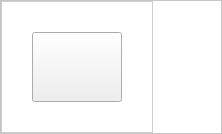
wangzz-520/PT, file menuitem.ui: the form before one commit.
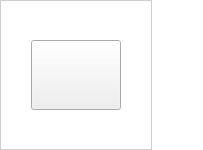
The form after the commit.

Diff of the .ui file:
```diff
--- a/menuitem.ui
+++ b/menuitem.ui
@@ -6,8 +6,8 @@
    <rect>
     <x>0</x>
     <y>0</y>
-    <width>222</width>
-    <height>134</height>
+    <width>203</width>
+    <height>150</height>
    </rect>
   </property>
   <property name="windowTitle">
@@ -19,13 +19,13 @@
 	border: 1px solid #CECECE;
 }
 
-QFrame#frameMenu
+QWidget#frameMenu
 {
 	background: rgb(255,255,255);
 }
 </string>
   </property>
-  <layout class="QHBoxLayout" name="horizontalLayout">
+  <layout class="QHBoxLayout" name="horizontalLayout_2">
    <property name="spacing">
     <number>0</number>
    </property>
@@ -42,23 +42,20 @@
     <number>0</number>
    </property>
    <item>
-    <widget class="QFrame" name="frameMenu">
-     <property name="frameShape">
-      <enum>QFrame::StyledPanel</enum>
-     </property>
-     <property name="frameShadow">
-      <enum>QFrame::Raised</enum>
-     </property>
-     <property name="lineWidth">
-      <number>1</number>
-     </property>
-     <layout class="QHBoxLayout" name="horizontalLayout_2">
+    <widget class="QWidget" name="frameMenu" native="true">
+     <layout class="QHBoxLayout" name="horizontalLayout">
+      <property name="spacing">
+       <number>0</number>
+      </property>
       <property name="leftMargin">
        <number>0</number>
       </property>
       <property name="topMargin">
        <number>0</number>
       </property>
+      <property name="rightMargin">
+       <number>0</number>
+      </property>
       <property name="bottomMargin">
        <number>0</number>
       </property>
@@ -115,7 +112,7 @@
         </property>
         <property name="sizeHint" stdset="0">
          <size>
-          <width>50</width>
+          <width>48</width>
           <height>20</height>
          </size>
         </property>
```
